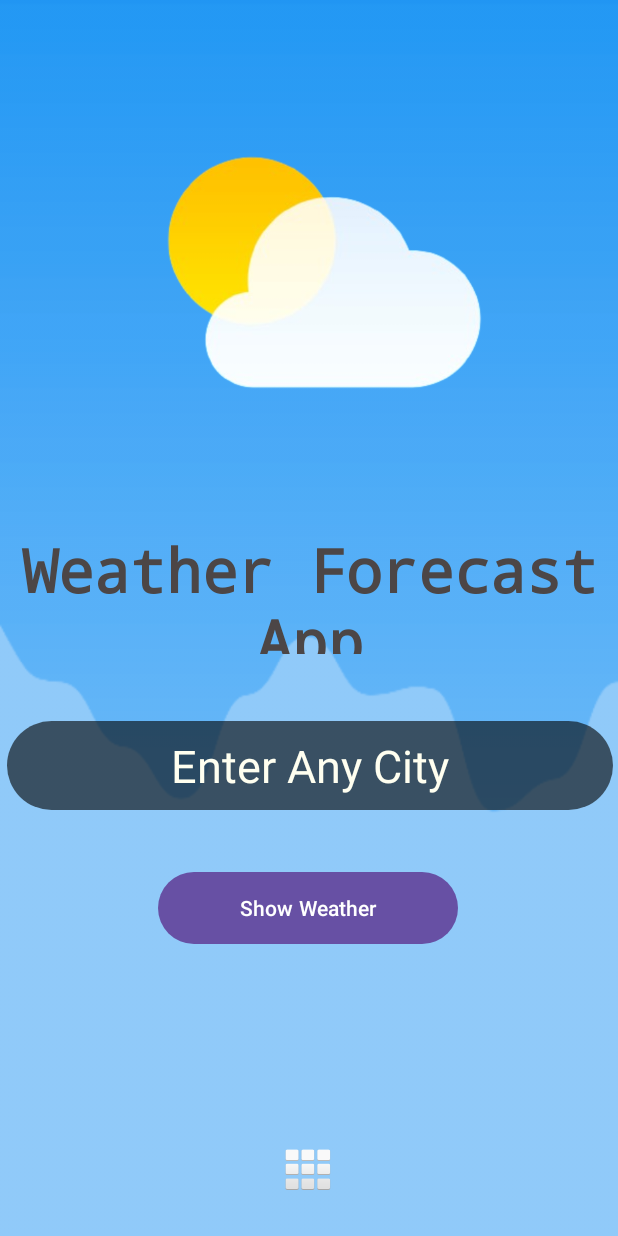
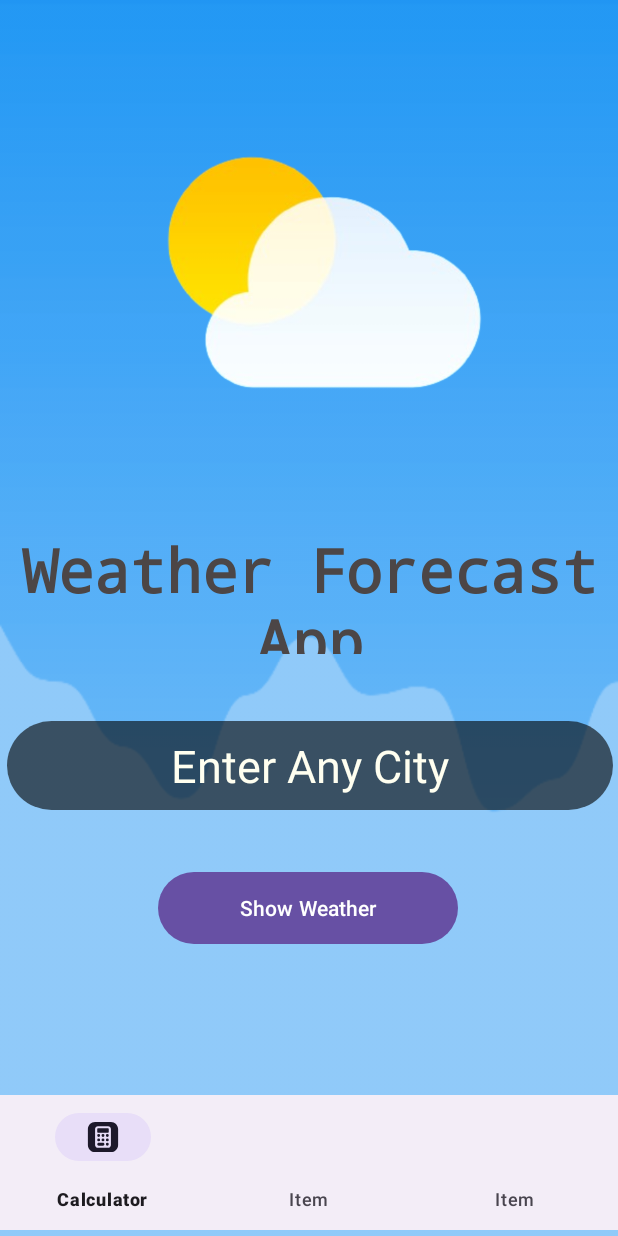
Before and after one commit to ETK486/AndroidProject, an Android app: the screen it shows after launch (MainActivity), on a phone screen of 412 x 824 dp. Run offline under Robolectric (Android 15) with nearby library versions, the phone set to English and light mode, and no system bars.

Commit message:
Menu added

```diff
--- /dev/null
+++ b/WeatherForecast/app/src/main/res/drawable/icons8_calculator_250.xml
@@ -0,0 +1,9 @@
+<vector xmlns:android="http://schemas.android.com/apk/res/android"
+    android:width="250dp"
+    android:height="250dp"
+    android:viewportWidth="50"
+    android:viewportHeight="50">
+  <path
+      android:fillColor="#FF000000"
+      android:pathData="M14,4C8.489,4 4,8.489 4,14L4,36C4,41.511 8.489,46 14,46L36,46C41.511,46 46,41.511 46,36L46,14C46,8.489 41.511,4 36,4L14,4zM18,10L32,10C34.209,10 36,11.791 36,14L36,36C36,38.209 34.209,40 32,40L18,40C15.791,40 14,38.209 14,36L14,14C14,11.791 15.791,10 18,10zM18,13C17.448,13 17,13.448 17,14L17,18C17,18.552 17.448,19 18,19L32,19C32.552,19 33,18.552 33,18L33,14C33,13.448 32.552,13 32,13L18,13zM19,21A2,2 0,0 0,19 25A2,2 0,0 0,19 21zM25,21A2,2 0,0 0,25 25A2,2 0,0 0,25 21zM31,21A2,2 0,0 0,31 25A2,2 0,0 0,31 21zM19,27A2,2 0,0 0,19 31A2,2 0,0 0,19 27zM25,27A2,2 0,0 0,25 31A2,2 0,0 0,25 27zM31,27A2,2 0,0 0,31 31A2,2 0,0 0,31 27zM19,33C17.895,33 17,33.895 17,35C17,36.105 17.895,37 19,37L25,37C26.105,37 27,36.105 27,35C27,33.895 26.105,33 25,33L19,33zM31,33A2,2 0,0 0,31 37A2,2 0,0 0,31 33z"/>
+</vector>
--- a/WeatherForecast/app/src/main/res/layout/activity_main.xml
+++ b/WeatherForecast/app/src/main/res/layout/activity_main.xml
@@ -82,18 +82,29 @@
         app:layout_constraintVertical_bias="0.04"
         app:srcCompat="@drawable/weather" />
 
-    <ImageButton
-        android:id="@+id/imageButton"
-        android:layout_width="wrap_content"
-        android:layout_height="wrap_content"
-        android:backgroundTint="#00FFFFFF"
+    <FrameLayout
+        android:id="@+id/frame"
+        android:layout_width="match_parent"
+        android:layout_height="70dp"
+        android:paddingBottom="3dp"
         app:layout_constraintBottom_toBottomOf="parent"
         app:layout_constraintEnd_toEndOf="parent"
-        app:layout_constraintHorizontal_bias="0.498"
         app:layout_constraintStart_toStartOf="parent"
         app:layout_constraintTop_toTopOf="parent"
-        app:layout_constraintVertical_bias="0.976"
-        app:srcCompat="@android:drawable/ic_dialog_dialer" />
+        android:background="@drawable/roundedcorner">
 
 
+    </FrameLayout>
+
+    <com.google.android.material.bottomnavigation.BottomNavigationView
+        android:id="@+id/bottom"
+        android:layout_width="match_parent"
+        android:layout_height="90dp"
+        android:backgroundTint="@color/white"
+        android:layout_marginBottom="4dp"
+        app:layout_constraintBottom_toBottomOf="parent"
+        app:layout_constraintEnd_toEndOf="parent"
+        app:layout_constraintHorizontal_bias="0.454"
+        app:layout_constraintStart_toStartOf="parent"
+        app:menu="@menu/bottom_navigation" />
 </androidx.constraintlayout.widget.ConstraintLayout>
--- a/WeatherForecast/app/src/main/res/menu/bottom_navigation.xml
+++ b/WeatherForecast/app/src/main/res/menu/bottom_navigation.xml
@@ -1,3 +1,10 @@
 <?xml version="1.0" encoding="utf-8"?>
 <menu xmlns:app="http://schemas.android.com/apk/res-auto"
-    xmlns:android="http://schemas.android.com/apk/res/android"/>
+    xmlns:android="http://schemas.android.com/apk/res/android">
+    <item
+        android:id="@+id/calculator"
+        android:icon="@drawable/icons8_calculator_250"
+        android:title="Calculator" />
+    <item android:title="Item" />
+    <item android:title="Item" />
+</menu>
--- a/WeatherForecast/app/src/main/res/values/strings.xml
+++ b/WeatherForecast/app/src/main/res/values/strings.xml
@@ -1,4 +1,6 @@
 <resources>
     <string name="app_name">WeatherForecast</string>
     <string name="weather_forecast_app">Weather Forecast App</string>
+<!-- TODO: Remove or change this placeholder text -->
+    <string name="hello_blank_fragment">Hello blank fragment</string>
 </resources>
```
Also changed, not shown: WeatherForecast/app/src/main/res/drawable/icons8_calculator.xml (added, +9 -0 lines), WeatherForecast/app/src/main/res/drawable/icons8_calculator_500.xml (added, +9 -0 lines), 1 other file.
